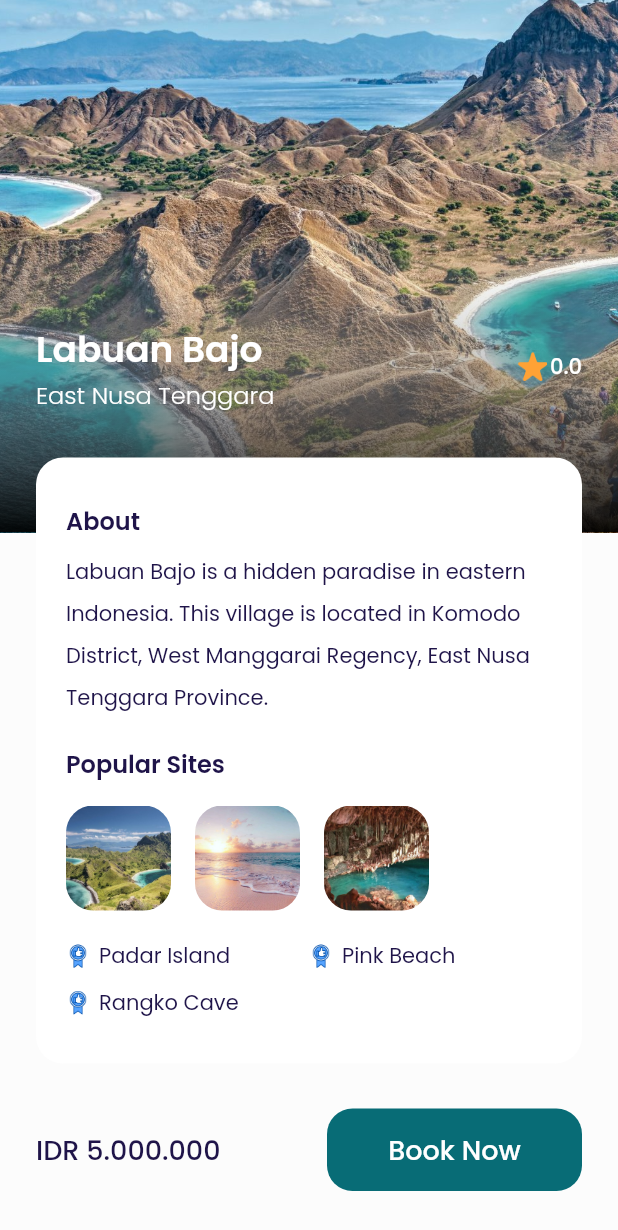
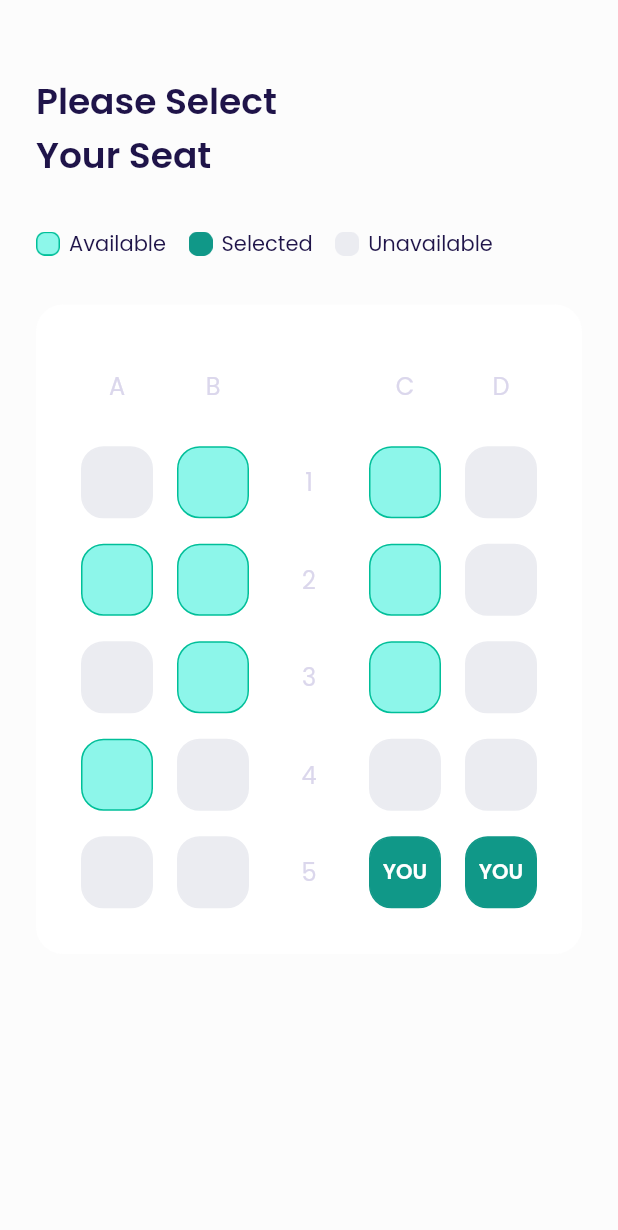
Before and after one commit to Fariqofficial/TravelHolic, a Flutter app: the DetailPage screen opened directly, scrolled down 95 dp, after a tap on "Book Now", on a phone screen of 412 x 824 dp. Shown: the top 1230 px of the screen. Run offline on Flutter 3.47's test engine with Material 2 defaults, Android fonts, the phone set to English and light mode, and no system bars; our stand-ins replace google_fonts.

Commit message:
Add Choose Seats Page

```diff
--- a/lib/shared/theme.dart
+++ b/lib/shared/theme.dart
@@ -8,7 +8,7 @@ double defaultMargin = 24.0;
 double defaultRadius = 17.0;
 
 //Color primary / keseluruhan
-Color primaryColor = Color(0xff5C40CC);
+Color primaryColor = Color.fromARGB(255, 2, 49, 34);
 //Color text / buat teks
 Color blackColor = Color(0xff1F1449);
 //Color header text white / warna putih
@@ -27,6 +27,14 @@ Color greyColor = Color(0xffDBD7EC);
 Color mikuColor = Color(0xff086C76);
 //Color transparent / warna transparan
 Color transparentColor = Colors.transparent;
+//Color unvailable
+Color colorUnvailable = Color(0xffEBECF1);
+//Color available
+Color colorAvailable = Color(0xff8DF6EA);
+//Color selected
+Color colorSelected = Color(0xff109888);
+//Color border available
+Color borderAvailable = Color(0xff00BF99);
 
 //Styling text with fonts
 //Black
--- a/lib/ui/pages/amount_pages.dart
+++ b/lib/ui/pages/amount_pages.dart
@@ -17,7 +17,7 @@ class AmountPages extends StatelessWidget {
         decoration: BoxDecoration(
           image: DecorationImage(
             image: AssetImage(
-              'assets/image_wallet.png',
+              'assets/img_card.png',
             ),
           ),
           boxShadow: [
--- /dev/null
+++ b/lib/ui/pages/choose_seat_page.dart
@@ -0,0 +1,363 @@
+// ignore_for_file: prefer_const_constructors, sized_box_for_whitespace
+
+import 'package:flutter/material.dart';
+import 'package:travelholic/ui/widgets/item_seat.dart';
+import '../../shared/theme.dart';
+
+class ChooseSeatPages extends StatelessWidget {
+  const ChooseSeatPages({Key? key}) : super(key: key);
+
+  @override
+  Widget build(BuildContext context) {
+    Widget title() {
+      return Container(
+        margin: EdgeInsets.only(top: 50),
+        child: Text(
+          'Please Select\nYour Seat',
+          style: textBlack.copyWith(
+            fontSize: 24,
+            fontWeight: semiBold,
+          ),
+        ),
+      );
+    }
+
+    Widget statusSeat() {
+      return Container(
+        margin: EdgeInsets.only(top: 30),
+        child: Row(
+          children: [
+            //NOTE : Bagian Status Kursi Available
+            Container(
+              height: 16,
+              width: 16,
+              margin: EdgeInsets.only(right: 6),
+              decoration: BoxDecoration(
+                image: DecorationImage(
+                  image: AssetImage(
+                    'assets/img_available.png',
+                  ),
+                ),
+              ),
+            ),
+            Text(
+              'Available',
+              style: textBlack,
+            ),
+
+            //NOTE : Bagian Status Kursi Selected
+            Container(
+              height: 16,
+              width: 16,
+              margin: EdgeInsets.only(
+                left: 15,
+                right: 6,
+              ),
+              decoration: BoxDecoration(
+                image: DecorationImage(
+                  image: AssetImage(
+                    'assets/img_selected.png',
+                  ),
+                ),
+              ),
+            ),
+            Text(
+              'Selected',
+              style: textBlack,
+            ),
+
+            //NOTE : Bagian Status Kursi Unavailable
+            Container(
+              height: 16,
+              width: 16,
+              margin: EdgeInsets.only(
+                left: 15,
+                right: 6,
+              ),
+              decoration: BoxDecoration(
+                image: DecorationImage(
+                  image: AssetImage(
+                    'assets/img_unavailable.png',
+                  ),
+                ),
+              ),
+            ),
+            Text(
+              'Unavailable',
+              style: textBlack,
+            ),
+          ],
+        ),
+      );
+    }
+
+    Widget selectSeat() {
+      return Container(
+        margin: EdgeInsets.only(top: 30),
+        width: double.infinity,
+        padding: EdgeInsets.symmetric(
+          horizontal: 22,
+          vertical: 30,
+        ),
+        decoration: BoxDecoration(
+          borderRadius: BorderRadius.circular(18),
+          color: whiteColor,
+        ),
+        child: Column(
+          children: [
+            //NOTE : Indikator Seat
+            Row(
+              mainAxisAlignment: MainAxisAlignment.spaceAround,
+              children: [
+                Container(
+                  width: 48,
+                  height: 48,
+                  child: Center(
+                    child: Text(
+                      'A',
+                      style: textGrey.copyWith(
+                        fontSize: 16,
+                      ),
+                    ),
+                  ),
+                ),
+                Container(
+                  width: 48,
+                  height: 48,
+                  child: Center(
+                    child: Text(
+                      'B',
+                      style: textGrey.copyWith(
+                        fontSize: 16,
+                      ),
+                    ),
+                  ),
+                ),
+                Container(
+                  width: 48,
+                  height: 48,
+                  child: Center(
+                    child: Text(
+                      '',
+                      style: textGrey.copyWith(
+                        fontSize: 16,
+                      ),
+                    ),
+                  ),
+                ),
+                Container(
+                  width: 48,
+                  height: 48,
+                  child: Center(
+                    child: Text(
+                      'C',
+                      style: textGrey.copyWith(
+                        fontSize: 16,
+                      ),
+                    ),
+                  ),
+                ),
+                Container(
+                  width: 48,
+                  height: 48,
+                  child: Center(
+                    child: Text(
+                      'D',
+                      style: textGrey.copyWith(
+                        fontSize: 16,
+                      ),
+                    ),
+                  ),
+                ),
+              ],
+            ),
+
+            //NOTE : Bagian Seat Pertama
+            Container(
+              margin: EdgeInsets.only(top: 16),
+              child: Row(
+                mainAxisAlignment: MainAxisAlignment.spaceAround,
+                children: [
+                  SeatItem(
+                    status: 2,
+                  ),
+                  SeatItem(
+                    status: 0,
+                  ),
+                  Container(
+                    width: 48,
+                    height: 49,
+                    child: Center(
+                      child: Text(
+                        '1',
+                        style: textGrey.copyWith(
+                          fontSize: 16,
+                        ),
+                      ),
+                    ),
+                  ),
+                  SeatItem(
+                    status: 0,
+                  ),
+                  SeatItem(
+                    status: 2,
+                  ),
+                ],
+              ),
+            ),
+
+            //NOTE : Bagian Seat Kedua
+            Container(
+              margin: EdgeInsets.only(top: 16),
+              child: Row(
+                mainAxisAlignment: MainAxisAlignment.spaceAround,
+                children: [
+                  SeatItem(
+                    status: 0,
+                  ),
+                  SeatItem(
+                    status: 0,
+                  ),
+                  Container(
+                    width: 48,
+                    height: 49,
+                    child: Center(
+                      child: Text(
+                        '2',
+                        style: textGrey.copyWith(
+                          fontSize: 16,
+                        ),
+                      ),
+                    ),
+                  ),
+                  SeatItem(
+                    status: 0,
+                  ),
+                  SeatItem(
+                    status: 2,
+                  ),
+                ],
+              ),
+            ),
+
+            //NOTE : Bagian Seat Ketiga
+            Container(
+              margin: EdgeInsets.only(top: 16),
+              child: Row(
+                mainAxisAlignment: MainAxisAlignment.spaceAround,
+                children: [
+                  SeatItem(
+                    status: 2,
+                  ),
+                  SeatItem(
+                    status: 0,
+                  ),
+                  Container(
+                    width: 48,
+                    height: 49,
+                    child: Center(
+                      child: Text(
+                        '3',
+                        style: textGrey.copyWith(
+                          fontSize: 16,
+                        ),
+                      ),
+                    ),
+                  ),
+                  SeatItem(
+                    status: 0,
+                  ),
+                  SeatItem(
+                    status: 2,
+                  ),
+                ],
+              ),
+            ),
+
+            //NOTE : Bagian Seat Keempat
+            Container(
+              margin: EdgeInsets.only(top: 16),
+              child: Row(
+                mainAxisAlignment: MainAxisAlignment.spaceAround,
+                children: [
+                  SeatItem(
+                    status: 0,
+                  ),
+                  SeatItem(
+                    status: 2,
+                  ),
+                  Container(
+                    width: 48,
+                    height: 49,
+                    child: Center(
+                      child: Text(
+                        '4',
+                        style: textGrey.copyWith(
+                          fontSize: 16,
+                        ),
+                      ),
+                    ),
+                  ),
+                  SeatItem(
+                    status: 2,
+                  ),
+                  SeatItem(
+                    status: 2,
+                  ),
+                ],
+              ),
+            ),
+
+            //NOTE : Bagian Seat Kelima
+            Container(
+              margin: EdgeInsets.only(top: 16),
+              child: Row(
+                mainAxisAlignment: MainAxisAlignment.spaceAround,
+                children: [
+                  SeatItem(
+                    status: 2,
+                  ),
+                  SeatItem(
+                    status: 2,
+                  ),
+                  Container(
+                    width: 48,
+                    height: 49,
+                    child: Center(
+                      child: Text(
+                        '5',
+                        style: textGrey.copyWith(
+                          fontSize: 16,
+                        ),
+                      ),
+                    ),
+                  ),
+                  SeatItem(
+                    status: 1,
+                  ),
+                  SeatItem(
+                    status: 1,
+                  ),
+                ],
+              ),
+            )
+          ],
+        ),
+      );
+    }
+
+    return Scaffold(
+      backgroundColor: backgroundColor,
+      body: ListView(
+        padding: EdgeInsets.symmetric(
+          horizontal: 24,
+        ),
+        children: [
+          title(),
+          statusSeat(),
+          selectSeat(),
+        ],
+      ),
+    );
+  }
+}
--- a/lib/ui/pages/detail_page.dart
+++ b/lib/ui/pages/detail_page.dart
@@ -1,6 +1,7 @@
 // ignore_for_file: prefer_const_constructors, sized_box_for_whitespace
 
 import 'package:flutter/material.dart';
+import 'package:travelholic/ui/pages/choose_seat_page.dart';
 import 'package:travelholic/ui/widgets/item_button.dart';
 import 'package:travelholic/ui/widgets/photo_sites.dart';
 import 'package:travelholic/ui/widgets/popular_sites.dart';
@@ -236,7 +237,14 @@ class DetailPage extends StatelessWidget {
                   //NOTE : Bagian Button Bookings
                   CustomButton(
                     title: 'Book Now',
-                    onPressed: () {},
+                    onPressed: () {
+                      Navigator.push(
+                        context,
+                        MaterialPageRoute(
+                          builder: (context) => ChooseSeatPages(),
+                        ),
+                      );
+                    },
                     width: 170,
                   ),
                 ],
--- /dev/null
+++ b/lib/ui/widgets/item_seat.dart
@@ -0,0 +1,77 @@
+// ignore_for_file: prefer_const_constructors
+
+import 'package:flutter/material.dart';
+import '../../shared/theme.dart';
+
+class SeatItem extends StatelessWidget {
+  //NOTE : 0. Available, 1. Selected, 2. Unavailable
+
+  final int status;
+
+  const SeatItem({
+    Key? key,
+    required this.status,
+  }) : super(key: key);
+
+  @override
+  Widget build(BuildContext context) {
+    bgColor() {
+      switch (status) {
+        case 0:
+          return colorAvailable;
+        case 1:
+          return colorSelected;
+        case 2:
+          return colorUnvailable;
+        default:
+          return colorUnvailable;
+      }
+    }
+
+    borderColor() {
+      switch (status) {
+        case 0:
+          return borderAvailable;
+        case 1:
+          return colorSelected;
+        case 2:
+          return colorUnvailable;
+        default:
+          return colorUnvailable;
+      }
+    }
+
+    childText() {
+      switch (status) {
+        case 0:
+          return SizedBox();
+        case 1:
+          return Center(
+            child: Text(
+              'YOU',
+              style: textWhite.copyWith(
+                fontWeight: semiBold,
+              ),
+            ),
+          );
+        case 2:
+          return SizedBox();
+        default:
+          return SizedBox();
+      }
+    }
+
+    return Container(
+      width: 48,
+      height: 48,
+      decoration: BoxDecoration(
+        color: bgColor(),
+        borderRadius: BorderRadius.circular(15),
+        border: Border.all(
+          color: borderColor(),
+        ),
+      ),
+      child: childText(),
+    );
+  }
+}
```
Also changed, not shown: pubspec.yaml (+5 -3 lines), assets/image_started.jpeg (deleted), assets/image_wallet.png (deleted), assets/img_available.png (added), assets/img_card.png (added), assets/img_selected.png (added), assets/img_unavailable.png (added), assets/pantai_indah_kapuk.jpg (deleted).
